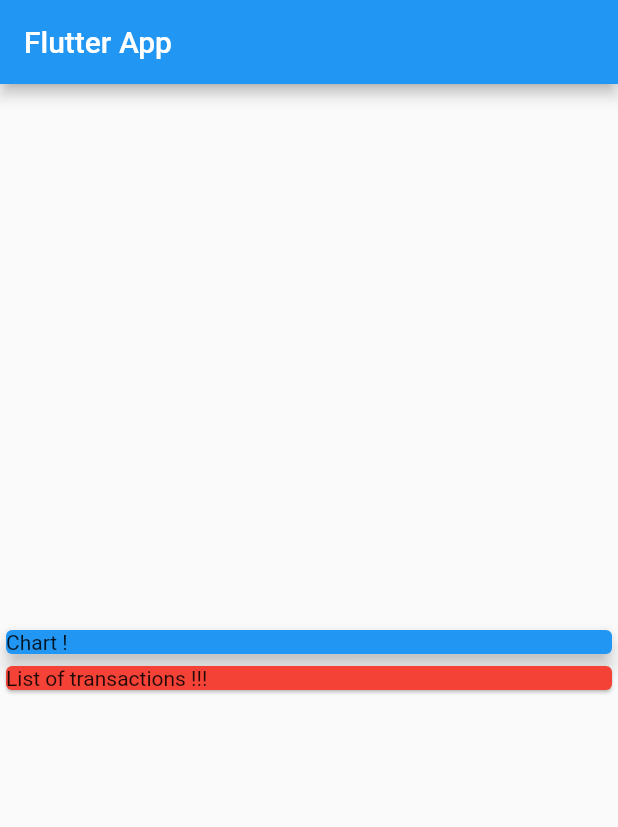
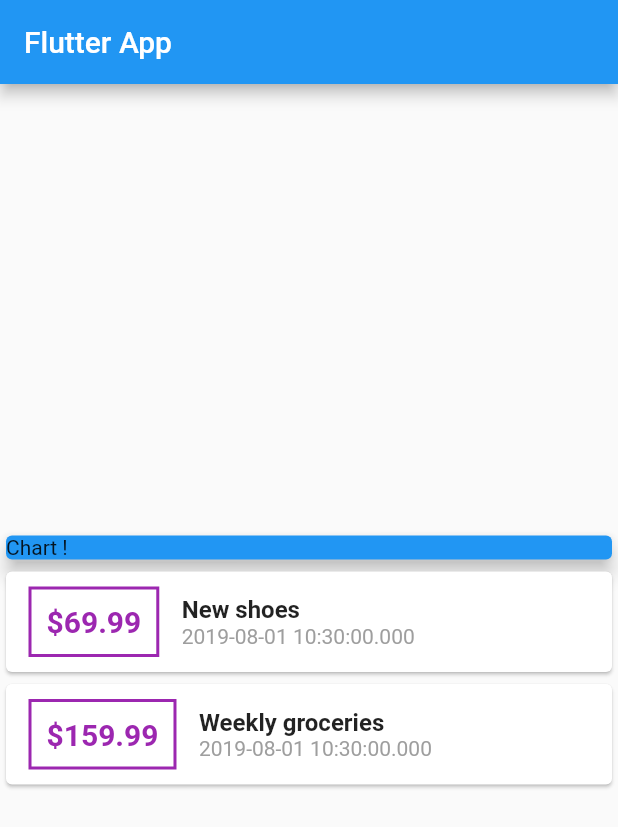
Before and after one commit to Amorem/FlutterExpenses, a Flutter app: the screen it shows after launch, on a phone screen of 412 x 824 dp. Shown: the top 827 px of the screen. Run offline on Flutter 3.47's test engine with Material 2 defaults, Android fonts, the phone set to English and light mode, and no system bars.

Commit message:
String Interpolation

```diff
--- a/lib/main.dart
+++ b/lib/main.dart
@@ -41,9 +41,43 @@ class MyHomePage extends StatelessWidget {
               child: Container(width: 100, child: Text('Chart !')),
             ),
           ),
-          Card(
-            child: Text('List of transactions !!!'),
-            color: Colors.red,
+          Column(
+            children: transactions.map((tx) {
+              return Card(
+                child: Row(
+                  children: <Widget>[
+                    Container(
+                      margin:
+                          EdgeInsets.symmetric(vertical: 10, horizontal: 15),
+                      decoration: BoxDecoration(
+                          border: Border.all(color: Colors.purple, width: 2)),
+                      padding: EdgeInsets.all(10),
+                      child: Text(
+                        "\$${tx.amount}",
+                        style: TextStyle(
+                            fontWeight: FontWeight.bold,
+                            fontSize: 20,
+                            color: Colors.purple),
+                      ),
+                    ),
+                    Column(
+                      crossAxisAlignment: CrossAxisAlignment.start,
+                      children: <Widget>[
+                        Text(
+                          tx.title,
+                          style: TextStyle(
+                              fontSize: 16, fontWeight: FontWeight.bold),
+                        ),
+                        Text(
+                          tx.date.toString(),
+                          style: TextStyle(color: Colors.grey),
+                        )
+                      ],
+                    )
+                  ],
+                ),
+              );
+            }).toList(),
           )
         ],
       ),
```
